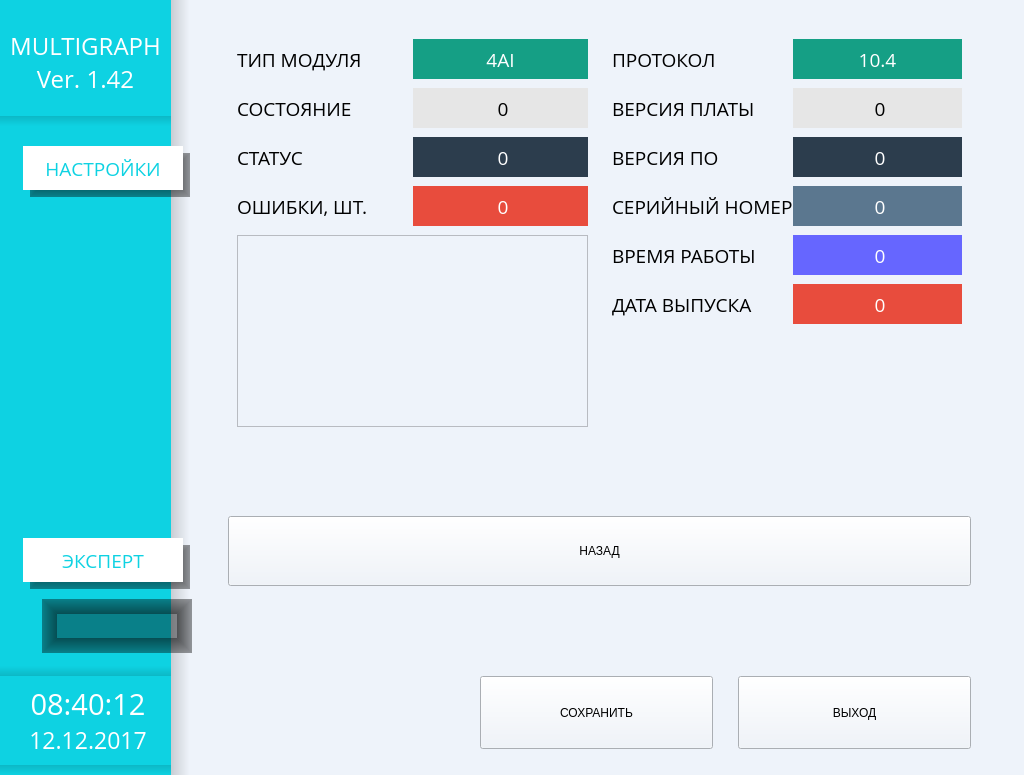
Qt form menu.ui (tomyqg/topaz-m) before a commit.
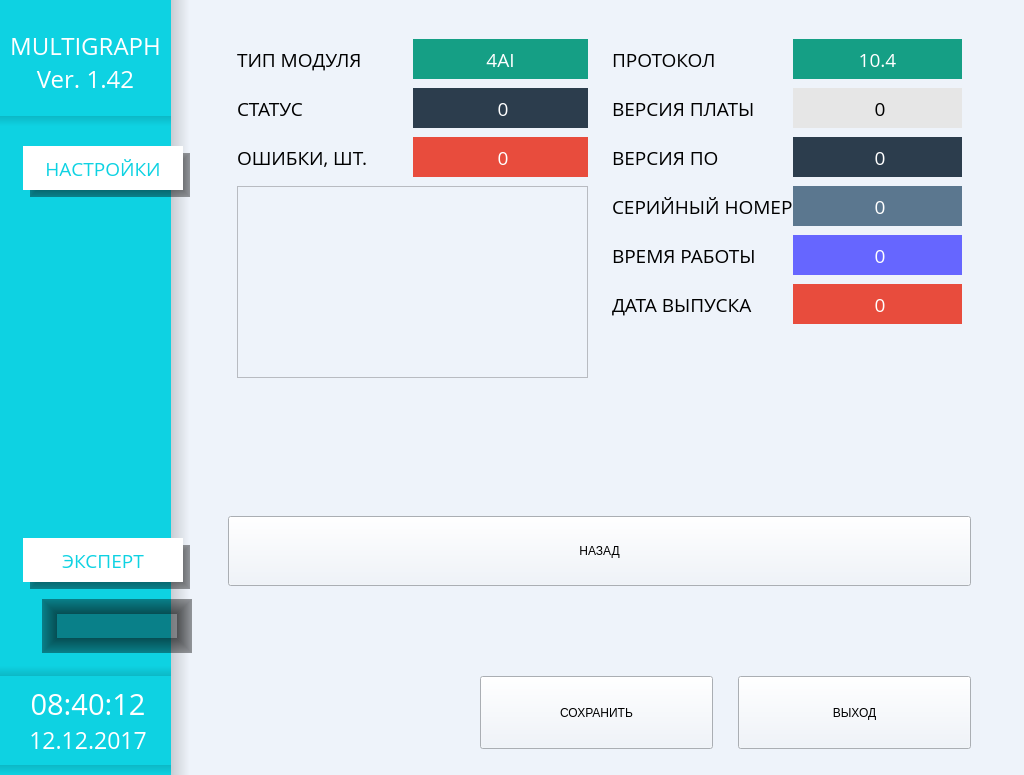
The same form after that commit. The open tabs and pages were chosen to show the change. Icons and pictures are not drawn. Custom widgets are drawn as their Qt base class.

Diff of the .ui file:
```diff
--- a/menu.ui
+++ b/menu.ui
@@ -7361,7 +7361,7 @@
                   </property>
                  </widget>
                 </item>
-                <item row="5" column="1">
+                <item row="4" column="1">
                  <widget class="QLabel" name="devErrors">
                   <property name="minimumSize">
                    <size>
@@ -7394,54 +7394,7 @@
                   </property>
                  </widget>
                 </item>
-                <item row="2" column="1">
-                 <widget class="QLabel" name="deviceState">
-                  <property name="minimumSize">
-                   <size>
-                    <width>131</width>
-                    <height>40</height>
-                   </size>
-                  </property>
-                  <property name="maximumSize">
-                   <size>
-                    <width>185</width>
-                    <height>45</height>
-                   </size>
-                  </property>
-                  <property name="font">
-                   <font>
-                    <family>Open Sans</family>
-                    <pointsize>14</pointsize>
-                   </font>
-                  </property>
-                  <property name="styleSheet">
-                   <string notr="true">background-color: rgb(230, 230, 230);
-color: rgb(0, 0, 0);
-border-radius: 0px;
-</string>
-                  </property>
-                  <property name="text">
-                   <string> 0</string>
-                  </property>
-                  <property name="alignment">
-                   <set>Qt::AlignCenter</set>
-                  </property>
-                 </widget>
-                </item>
-                <item row="2" column="0">
-                 <widget class="QLabel" name="devicelbl_3">
-                  <property name="font">
-                   <font>
-                    <family>Open Sans</family>
-                    <pointsize>14</pointsize>
-                   </font>
-                  </property>
-                  <property name="text">
-                   <string>СОСТОЯНИЕ</string>
-                  </property>
-                 </widget>
-                </item>
-                <item row="5" column="0">
+                <item row="4" column="0">
                  <widget class="QLabel" name="devicelbl_2">
                   <property name="font">
                    <font>
@@ -7454,6 +7407,39 @@
                   </property>
                  </widget>
                 </item>
+                <item row="3" column="1">
+                 <widget class="QLabel" name="deviceStatus">
+                  <property name="minimumSize">
+                   <size>
+                    <width>131</width>
+                    <height>40</height>
+                   </size>
+                  </property>
+                  <property name="maximumSize">
+                   <size>
+                    <width>185</width>
+                    <height>45</height>
+                   </size>
+                  </property>
+                  <property name="font">
+                   <font>
+                    <family>Open Sans</family>
+                    <pointsize>14</pointsize>
+                   </font>
+                  </property>
+                  <property name="styleSheet">
+                   <string notr="true">background-color:rgb(44, 61, 77);
+color: rgb(255 , 255, 255);
+border-radius: 0px;</string>
+                  </property>
+                  <property name="text">
+                   <string> 0</string>
+                  </property>
+                  <property name="alignment">
+                   <set>Qt::AlignCenter</set>
+                  </property>
+                 </widget>
+                </item>
                 <item row="0" column="1">
                  <widget class="QLabel" name="deviceType">
                   <property name="minimumSize">
@@ -7487,66 +7473,7 @@
                   </property>
                  </widget>
                 </item>
-                <item row="4" column="1">
-                 <widget class="QLabel" name="deviceStatus">
-                  <property name="minimumSize">
-                   <size>
-                    <width>131</width>
-                    <height>40</height>
-                   </size>
-                  </property>
-                  <property name="maximumSize">
-                   <size>
-                    <width>185</width>
-                    <height>45</height>
-                   </size>
-                  </property>
-                  <property name="font">
-                   <font>
-                    <family>Open Sans</family>
-                    <pointsize>14</pointsize>
-                   </font>
-                  </property>
-                  <property name="styleSheet">
-                   <string notr="true">background-color:rgb(44, 61, 77);
-color: rgb(255 , 255, 255);
-border-radius: 0px;</string>
-                  </property>
-                  <property name="text">
-                   <string> 0</string>
-                  </property>
-                  <property name="alignment">
-                   <set>Qt::AlignCenter</set>
-                  </property>
-                 </widget>
-                </item>
-                <item row="4" column="0">
-                 <widget class="QLabel" name="devicelbl_4">
-                  <property name="font">
-                   <font>
-                    <family>Open Sans</family>
-                    <pointsize>14</pointsize>
-                   </font>
-                  </property>
-                  <property name="text">
-                   <string>СТАТУС</string>
-                  </property>
-                 </widget>
-                </item>
-                <item row="7" column="0" colspan="2">
-                 <spacer name="verticalSpacer_32">
-                  <property name="orientation">
-                   <enum>Qt::Vertical</enum>
-                  </property>
-                  <property name="sizeHint" stdset="0">
-                   <size>
-                    <width>20</width>
-                    <height>40</height>
-                   </size>
-                  </property>
-                 </spacer>
-                </item>
-                <item row="6" column="0" colspan="2">
+                <item row="5" column="0" colspan="2">
                  <widget class="QListWidget" name="listDeviceErrors">
                   <property name="minimumSize">
                    <size>
@@ -7606,6 +7533,32 @@
                   </property>
                  </widget>
                 </item>
+                <item row="3" column="0">
+                 <widget class="QLabel" name="devicelbl_4">
+                  <property name="font">
+                   <font>
+                    <family>Open Sans</family>
+                    <pointsize>14</pointsize>
+                   </font>
+                  </property>
+                  <property name="text">
+                   <string>СТАТУС</string>
+                  </property>
+                 </widget>
+                </item>
+                <item row="6" column="0" colspan="2">
+                 <spacer name="verticalSpacer_32">
+                  <property name="orientation">
+                   <enum>Qt::Vertical</enum>
+                  </property>
+                  <property name="sizeHint" stdset="0">
+                   <size>
+                    <width>20</width>
+                    <height>40</height>
+                   </size>
+                  </property>
+                 </spacer>
+                </item>
                </layout>
               </widget>
              </item>
```
Left out of the diff: 10 changed lines with no effect on the pictures.
